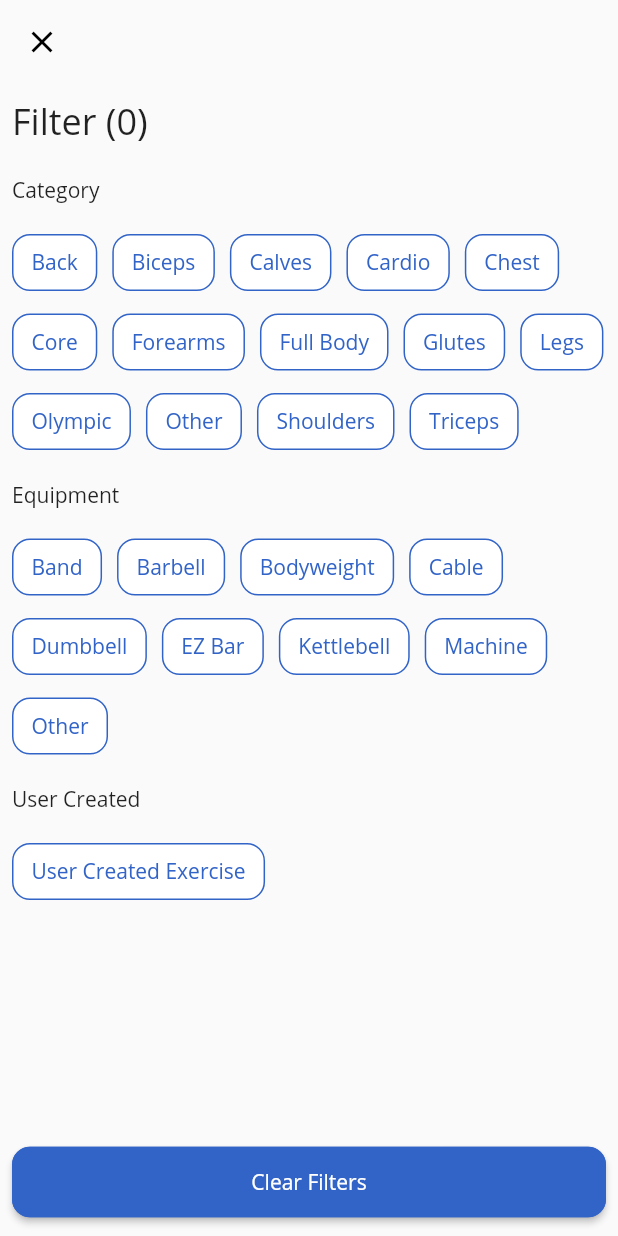
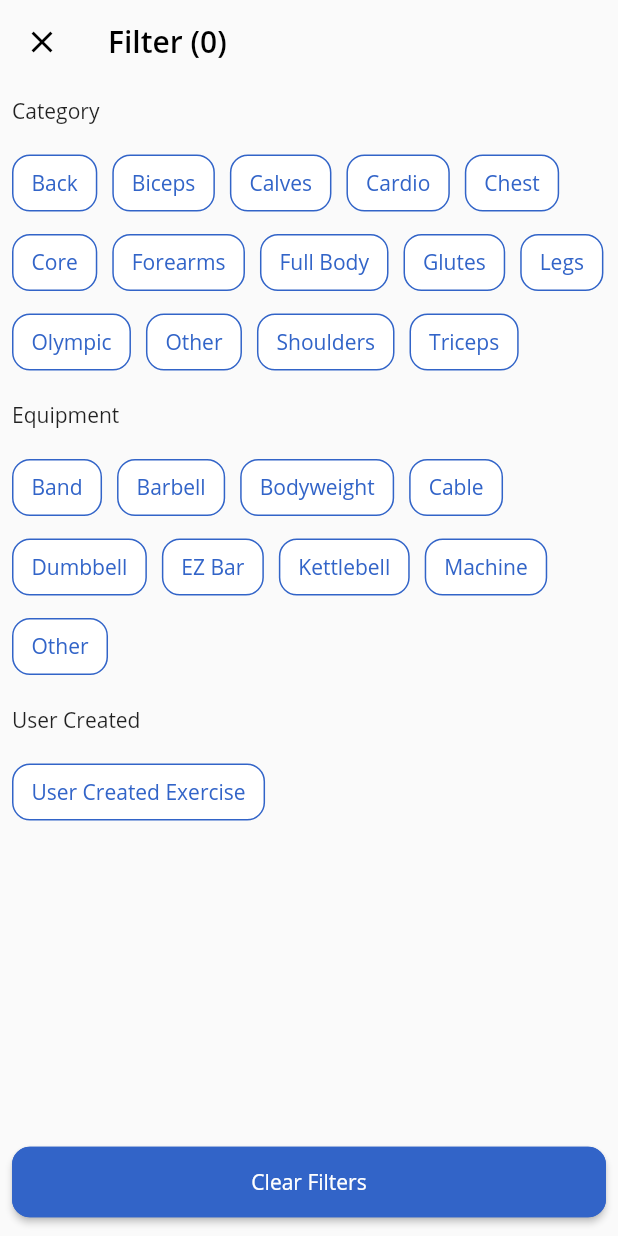
Before and after one commit to TomTruyen/Fitoryx, a Flutter app: the ExerciseFilterPage screen opened directly, on a phone screen of 412 x 824 dp. Run offline on Flutter 3.47's test engine with Material 2 defaults, Android fonts, the phone set to English and light mode, and no system bars; our stand-ins replace sqflite; accounts and stored records are empty.

Commit message:
moved exercise filter count to appbar title

```diff
--- a/FitTrack - SQFlite/fittrack/lib/screens/exercises/ExerciseFilterPage.dart
+++ b/FitTrack - SQFlite/fittrack/lib/screens/exercises/ExerciseFilterPage.dart
@@ -98,6 +98,13 @@ class _ExerciseFilterPageState extends State<ExerciseFilterPage> {
                         tryPopContext(context);
                       },
                     ),
+                    title: Text(
+                      'Filter (${filter.exerciseCount})',
+                      style: TextStyle(
+                        color: Colors.black,
+                        fontWeight: FontWeight.w600,
+                      ),
+                    ),
                   ),
                   SliverFillRemaining(
                     child: Container(
@@ -105,11 +112,6 @@ class _ExerciseFilterPageState extends State<ExerciseFilterPage> {
                       child: Column(
                         crossAxisAlignment: CrossAxisAlignment.start,
                         children: <Widget>[
-                          Text(
-                            'Filter (${filter.exerciseCount})',
-                            style: TextStyle(fontSize: 24.0),
-                          ),
-                          SizedBox(height: 20.0),
                           Text('Category'),
                           SizedBox(height: 20.0),
                           Wrap(
```
